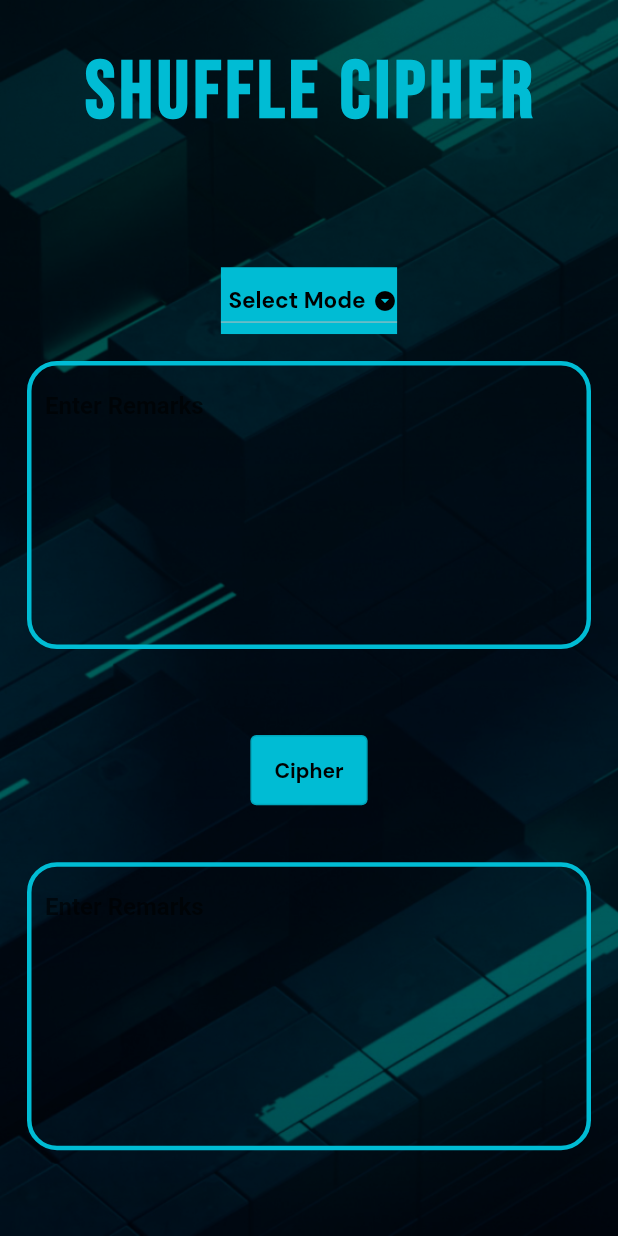
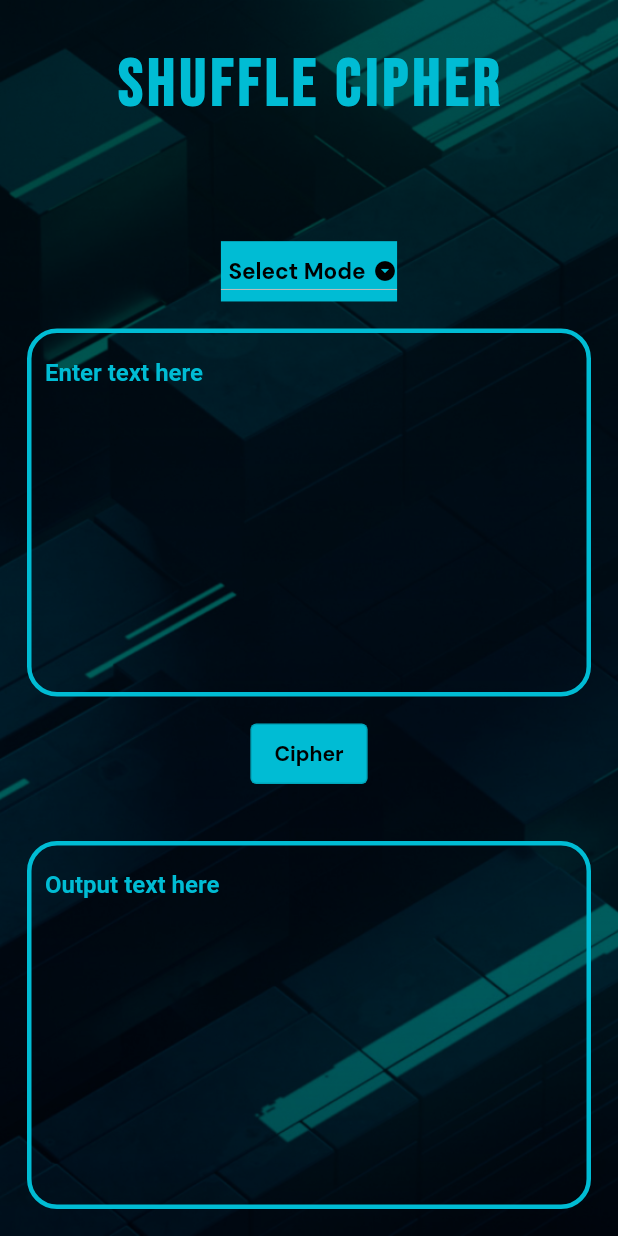
Before and after one commit to nikhil-RGB/Flutter-Cipher, a Flutter app: the screen it shows after launch, on a phone screen of 412 x 824 dp. Run offline on Flutter 3.47's test engine with Material 2 defaults, Android fonts, the phone set to English and light mode, and no system bars; our stand-ins replace google_fonts; Roboto replaces fonts that are missing (Aldrich).

Commit message:
💄Increase TextBox size, reduce Title size

```diff
--- a/lib/main.dart
+++ b/lib/main.dart
@@ -16,6 +16,7 @@ class MyApp extends StatelessWidget {
       title: 'Cipher App',
       theme: ThemeData(
         // Application theme
+        hintColor: Colors.cyan,
         primarySwatch: Colors.cyan,
       ),
       home: home(),
--- a/lib/screens/home.dart
+++ b/lib/screens/home.dart
@@ -18,6 +18,12 @@ class _homeState extends State<home> {
   TextEditingController textarea1 = TextEditingController();
   //Controller object for output text area.
   TextEditingController textarea2 = TextEditingController();
+  @override
+  void initState() {
+    //TODO: Initialize the state.
+    super.initState();
+  }
+
   @override
   Widget build(BuildContext context) {
     //Widget  tree for home widget
@@ -45,7 +51,7 @@ class _homeState extends State<home> {
                     child: Text(
                       widget._sudo ? "!Sudo Mode!" : "Shuffle Cipher",
                       style: GoogleFonts.bebasNeue(
-                        fontSize: 53,
+                        fontSize: 44,
                         fontWeight: FontWeight.bold,
                         letterSpacing: 3,
                         color: Colors.cyan,
@@ -99,9 +105,9 @@ class _homeState extends State<home> {
                 ),
               ),
               Expanded(
-                flex: 12,
+                flex: 14,
                 child: Padding(
-                  padding: const EdgeInsets.all(18.0),
+                  padding: const EdgeInsets.all(18),
                   child: TextField(
                     style: GoogleFonts.aldrich(
                       fontWeight: FontWeight.bold,
@@ -109,10 +115,10 @@ class _homeState extends State<home> {
                     ),
                     controller: textarea1,
                     keyboardType: TextInputType.multiline,
-                    maxLines: 8,
+                    maxLines: 11,
                     decoration: InputDecoration(
                       enabledBorder: createInputBorder(),
-                      hintText: "Enter Remarks",
+                      hintText: "Enter text here",
                       focusedBorder: createFocusBorder(),
                     ),
                   ),
@@ -124,7 +130,8 @@ class _homeState extends State<home> {
                   padding: const EdgeInsets.only(bottom: 20),
                   child: OutlinedButton(
                     style: OutlinedButton.styleFrom(
-                        backgroundColor: Colors.cyan), //<-- SEE HERE
+                      backgroundColor: Colors.cyan,
+                    ),
                     onPressed: () {
                       String input = textarea1.text;
                       String output = "";
@@ -148,7 +155,7 @@ class _homeState extends State<home> {
                 ),
               ),
               Expanded(
-                flex: 12,
+                flex: 14,
                 child: Padding(
                   padding: const EdgeInsets.all(18.0),
                   child: TextField(
@@ -158,10 +165,10 @@ class _homeState extends State<home> {
                     ),
                     controller: textarea2,
                     keyboardType: TextInputType.multiline,
-                    maxLines: 8,
+                    maxLines: 11,
                     decoration: InputDecoration(
                       enabledBorder: createInputBorder(),
-                      hintText: "Enter Remarks",
+                      hintText: "Output text here",
                       focusedBorder: createFocusBorder(),
                     ),
                   ),
```
